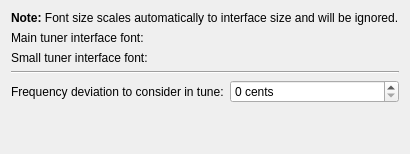
Above: src/config/guisettings.ui from sfranzen/ktuner before the change. Below: the same form after it.
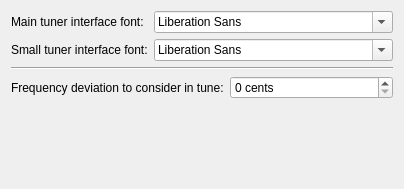
That is the form after the change. Custom widgets are drawn as their Qt base class.

Commit message: Replace KFontRequester with QFontComboBox

What changed in the file:
```diff
--- a/src/config/guisettings.ui
+++ b/src/config/guisettings.ui
@@ -2,30 +2,28 @@
 <ui version="4.0">
  <class>GuiSettings</class>
  <widget class="QWidget" name="GuiSettings">
+  <property name="geometry">
+   <rect>
+    <x>0</x>
+    <y>0</y>
+    <width>404</width>
+    <height>189</height>
+   </rect>
+  </property>
   <property name="windowTitle">
    <string>Form</string>
   </property>
   <layout class="QVBoxLayout" name="verticalLayout">
-   <item>
-    <widget class="QLabel" name="label_3">
-     <property name="text">
-      <string>&lt;b&gt;Note:&lt;/b&gt; Font size scales automatically to interface size and will be ignored.</string>
-     </property>
-    </widget>
-   </item>
    <item>
     <layout class="QFormLayout" name="formLayout">
-     <item row="1" column="0">
+     <item row="2" column="0">
       <widget class="QLabel" name="label">
        <property name="text">
         <string>Main tuner interface font:</string>
        </property>
       </widget>
      </item>
-     <item row="1" column="1">
-      <widget class="KFontRequester" name="kcfg_MainFont"/>
-     </item>
-     <item row="2" column="0">
+     <item row="3" column="0">
       <widget class="QLabel" name="label_2">
        <property name="text">
         <string>Small tuner interface font:</string>
@@ -33,7 +31,10 @@
       </widget>
      </item>
      <item row="2" column="1">
-      <widget class="KFontRequester" name="kcfg_SmallFont"/>
+      <widget class="QFontComboBox" name="kcfg_MainFont"/>
+     </item>
+     <item row="3" column="1">
+      <widget class="QFontComboBox" name="kcfg_SmallFont"/>
      </item>
     </layout>
    </item>
@@ -77,13 +78,6 @@
    </item>
   </layout>
  </widget>
- <customwidgets>
-  <customwidget>
-   <class>KFontRequester</class>
-   <extends>QWidget</extends>
-   <header>kfontrequester.h</header>
-  </customwidget>
- </customwidgets>
  <resources/>
  <connections/>
 </ui>
```
The commit also changes 3 other files.
